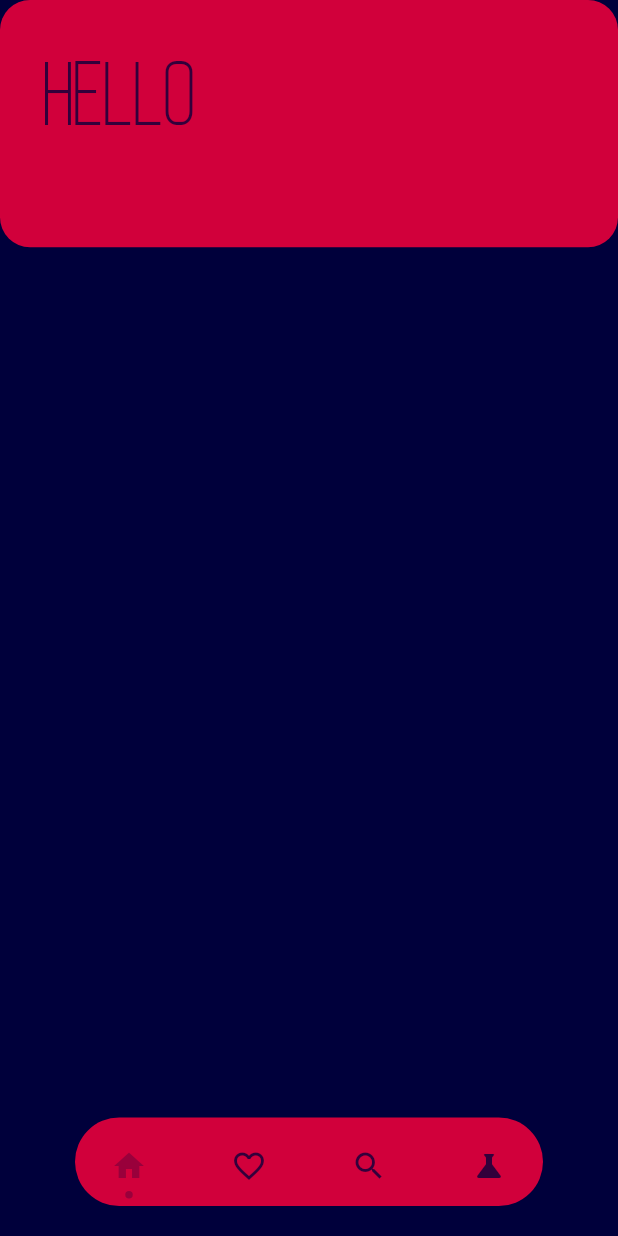
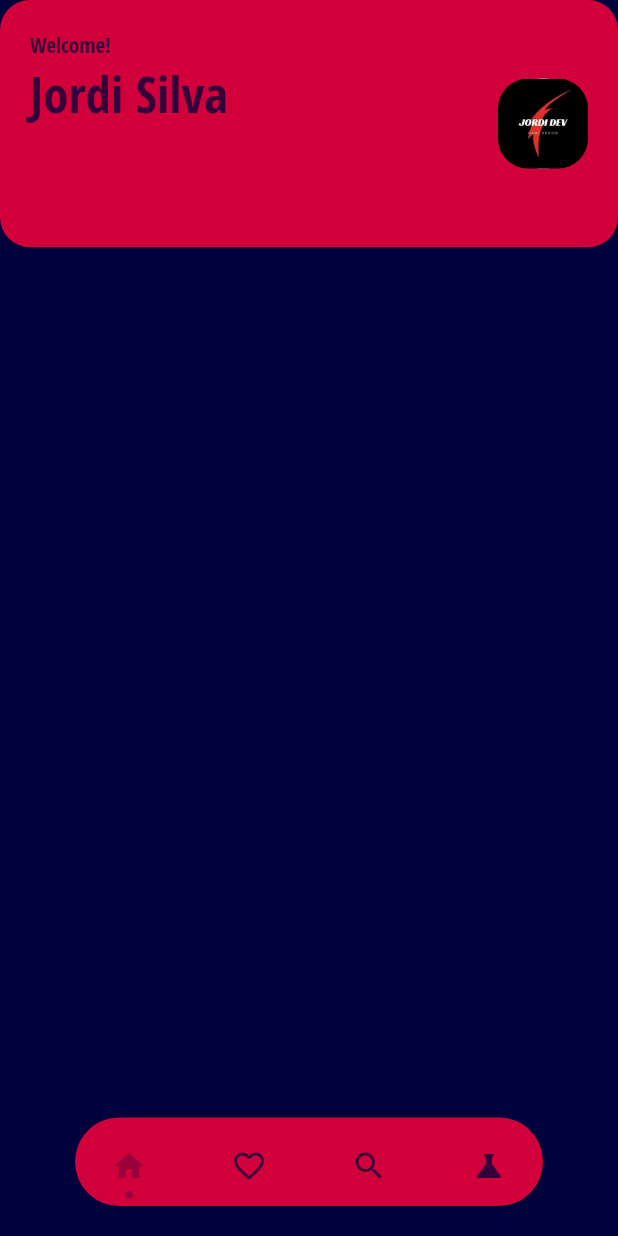
Before and after one commit to JordiDeSanta/PhysXLabo, a Flutter app: the screen it shows after launch, on a phone screen of 412 x 824 dp. Run offline on Flutter 3.47's test engine with Material 2 defaults, Android fonts, the light colour scheme and no system bars; drawn by our look-alikes of dot_navigation_bar; our stand-ins replace google_fonts.

Commit message:
AppBar of Home finished

```diff
--- a/lib/main.dart
+++ b/lib/main.dart
@@ -1,4 +1,5 @@
 import 'package:flutter/material.dart';
+import 'package:google_fonts/google_fonts.dart';
 
 import 'package:physxlab/src/pages/home_page.dart';
 import 'package:physxlab/src/utils/custom_colors.dart';
@@ -23,13 +24,7 @@ class MyApp extends StatelessWidget {
         appBarTheme: AppBarTheme(
           backgroundColor: customColors.buttonsColor,
         ),
-        primaryTextTheme: TextTheme(
-          headline6: TextStyle(
-            fontFamily: 'Mathematical',
-            fontSize: 60,
-            color: customColors.iconsColor,
-          ),
-        ),
+        primaryTextTheme: GoogleFonts.openSansCondensedTextTheme(),
       ),
     );
   }
--- a/lib/src/pages/home_page.dart
+++ b/lib/src/pages/home_page.dart
@@ -43,13 +43,42 @@ class _HomePageState extends State<HomePage> {
         width: double.infinity,
         child: SafeArea(
           child: Container(
-            padding: EdgeInsets.all(30),
-            child: Column(
-              crossAxisAlignment: CrossAxisAlignment.start,
+            padding: EdgeInsets.all(20),
+            child: Row(
               children: [
-                Text(
-                  'HELLO',
-                  style: textTheme.headline6,
+                Column(
+                  crossAxisAlignment: CrossAxisAlignment.start,
+                  children: [
+                    Text(
+                      'Welcome!',
+                      style: textTheme.bodyText1!.copyWith(
+                        fontWeight: FontWeight.w200,
+                        color: customColors.iconsColor,
+                      ),
+                    ),
+                    Text(
+                      'Jordi Silva',
+                      style: textTheme.headline4!.copyWith(
+                        fontWeight: FontWeight.w600,
+                        color: customColors.iconsColor,
+                      ),
+                    ),
+                  ],
+                ),
+                Expanded(
+                  child: Container(),
+                ),
+                CircleAvatar(
+                  radius: 30,
+                  child: Container(
+                    clipBehavior: Clip.antiAlias,
+                    decoration: BoxDecoration(
+                      borderRadius: BorderRadius.circular(20),
+                    ),
+                    child: Image(
+                      image: AssetImage('assets/img/jordidev.jpg'),
+                    ),
+                  ),
                 ),
               ],
             ),
```
Also changed, not shown: pubspec.yaml (+4 -35 lines), assets/img/jordidev.jpg (added).
